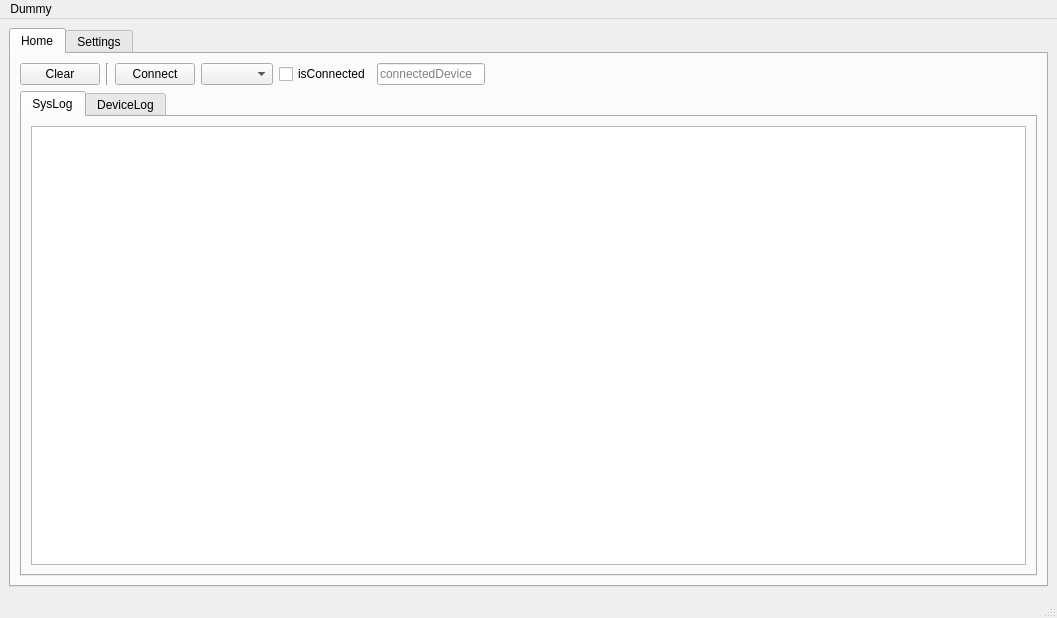
The window that meshapp/src/meshapp.ui (rbreesems/flamingo) describes before a commit, drawn with Qt 5.
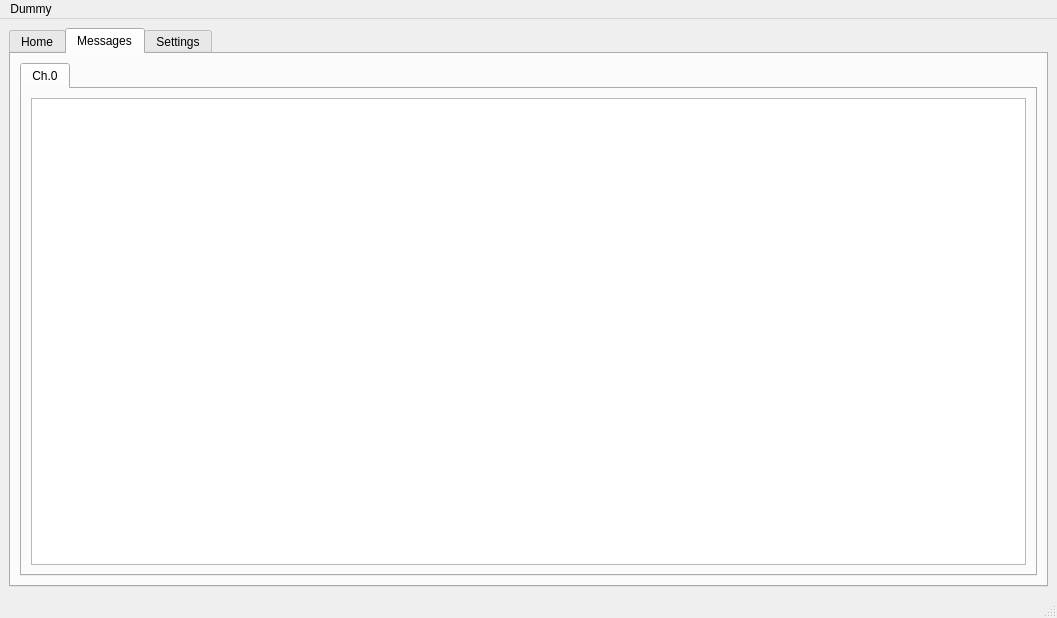
The same window after the commit. The open tabs and pages were chosen to show the change.

What changed in the file:
```diff
--- a/meshapp/src/meshapp.ui
+++ b/meshapp/src/meshapp.ui
@@ -135,6 +135,30 @@
         </item>
        </layout>
       </widget>
+      <widget class="QWidget" name="messagesTab">
+       <attribute name="title">
+        <string>Messages</string>
+       </attribute>
+       <layout class="QHBoxLayout" name="horizontalLayout_6">
+        <item>
+         <widget class="QTabWidget" name="messagesTabWidget">
+          <property name="currentIndex">
+           <number>0</number>
+          </property>
+          <widget class="QWidget" name="ch0Tab">
+           <attribute name="title">
+            <string>Ch.0</string>
+           </attribute>
+           <layout class="QHBoxLayout" name="horizontalLayout_7">
+            <item>
+             <widget class="QTextEdit" name="ch0TextEdit"/>
+            </item>
+           </layout>
+          </widget>
+         </widget>
+        </item>
+       </layout>
+      </widget>
       <widget class="QWidget" name="settingsTab">
        <attribute name="title">
         <string>Settings</string>
```
Left out of the diff: 2 changed lines with no effect on the pictures.
